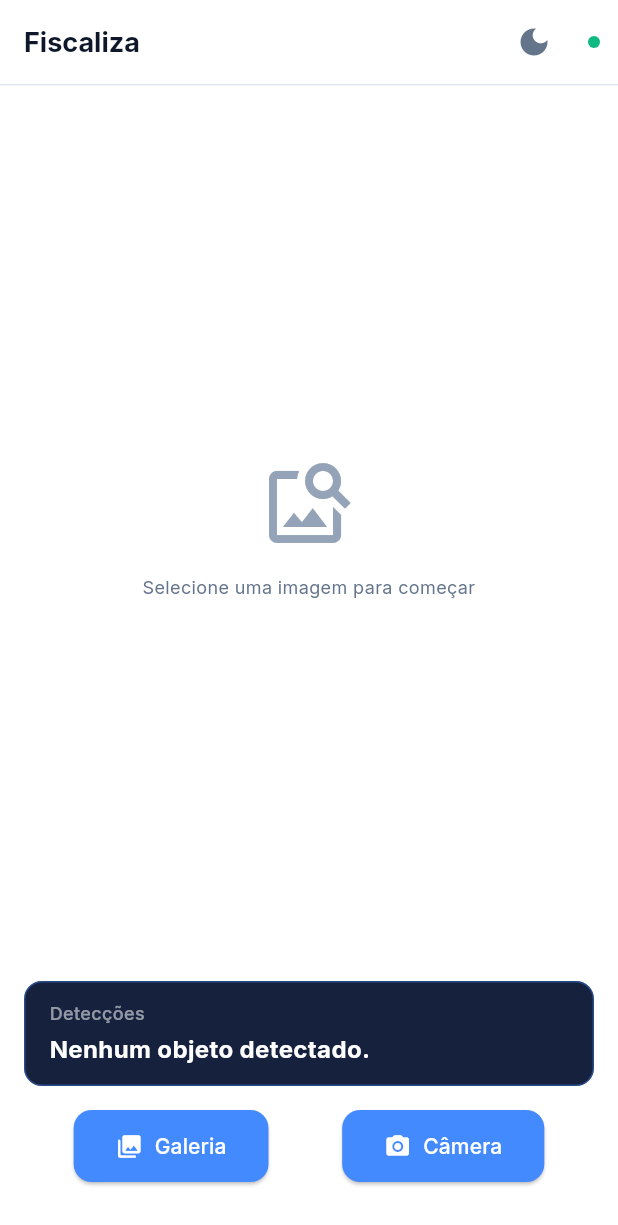
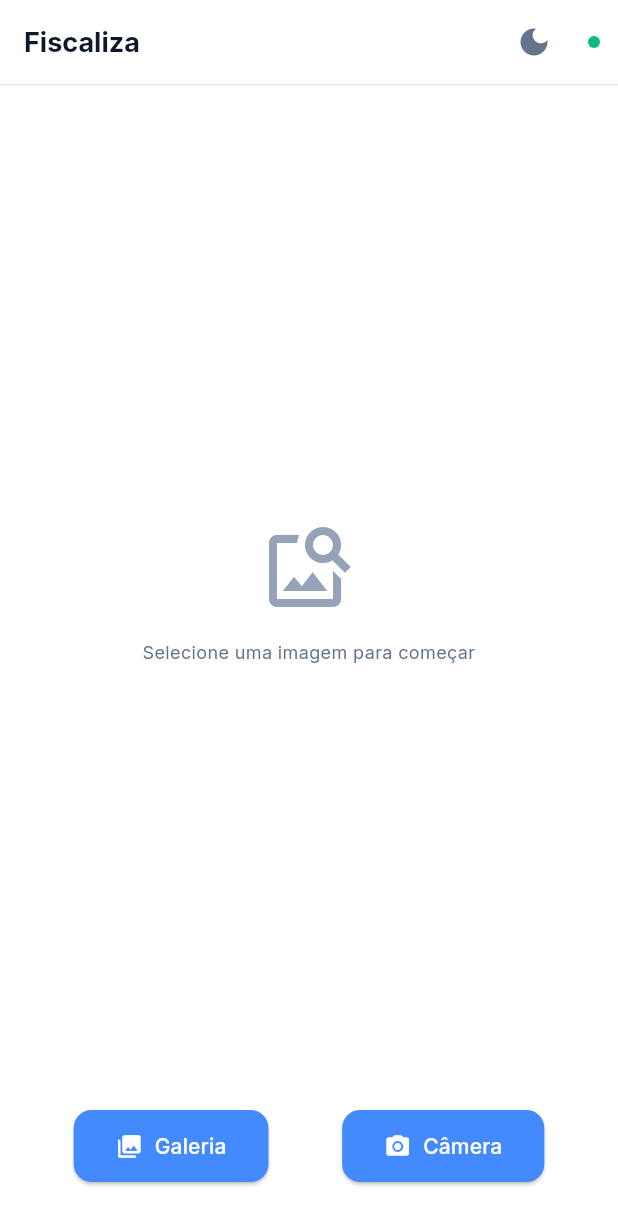
Before and after one commit to joao-Pedro26/App-teste-deteccao---Flutter, a Flutter app: the screen it shows after launch, on a phone screen of 412 x 824 dp. Shown: the top 1225 px of the screen. Run offline on Flutter 3.47's test engine with Material 3 defaults, Android fonts, the phone set to English and light mode, and no system bars; our stand-ins replace google_fonts, image_picker; missing offline and left inert: tflite_flutter; statements that could not run were skipped.

Commit message:
feat: detection card with AppTheme, visible only when image loaded

```diff
--- a/lib/main.dart
+++ b/lib/main.dart
@@ -733,45 +733,40 @@ class _YoloAppState extends State<YoloApp> {
                   ),
           ),
 
-          // --- Painel de resultados ---
-          Container(
+          // --- Detection card (only when image loaded) ---
+          if (_imageFile != null)
+            Padding(
+              padding: const EdgeInsets.symmetric(horizontal: 16, vertical: 4),
+              child: Container(
                 width: double.infinity,
-            margin: const EdgeInsets.symmetric(horizontal: 16, vertical: 8),
                 padding: const EdgeInsets.symmetric(horizontal: 16, vertical: 12),
                 decoration: BoxDecoration(
-              color: const Color(0xFF16213E),
-              borderRadius: BorderRadius.circular(12),
-              border: Border.all(color: Colors.blueAccent.withAlpha(102)),
+                  color: colorScheme.surfaceContainerLow,
+                  borderRadius: BorderRadius.circular(8),
+                  border: Border.all(color: colorScheme.outline),
                 ),
                 child: Column(
                   crossAxisAlignment: CrossAxisAlignment.start,
                   children: [
-                const Text(
-                  'Detecções',
-                  style: TextStyle(
-                      color: Colors.white54,
-                      fontSize: 12,
-                      fontWeight: FontWeight.w500),
+                    Text(
+                      'DETECÇÕES',
+                      style: AppTheme.labelStyle.copyWith(color: colorScheme.outlineVariant),
                     ),
                     const SizedBox(height: 4),
                     Text(
                       _getSummary(),
-                  style: const TextStyle(
-                    fontSize: 16,
-                    fontWeight: FontWeight.bold,
-                    color: Colors.white,
-                  ),
+                      style: AppTheme.valueStyle.copyWith(color: colorScheme.onSurface),
                     ),
                     if (_results.isNotEmpty)
                       Padding(
                         padding: const EdgeInsets.only(top: 4),
                         child: Text(
                           'Total: ${_results.length} objeto(s)',
-                      style: const TextStyle(
-                          color: Colors.blueAccent, fontSize: 13),
+                          style: AppTheme.secondaryStyle.copyWith(color: colorScheme.onSurfaceVariant),
                         ),
                       ),
                   ],
+                ),
               ),
             ),
 
```
Lines whose indentation alone changed are shown as unchanged.
